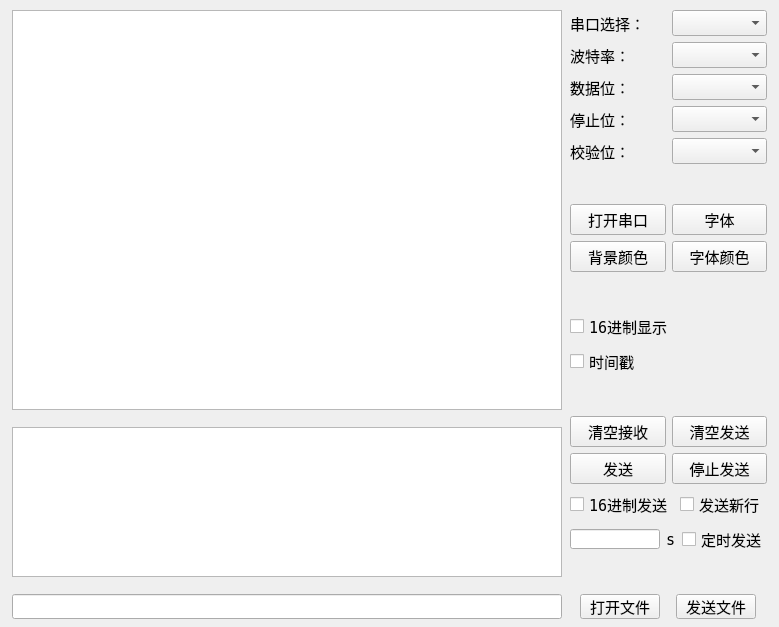
Before: the Qt Designer form SerialPortDbg/mainwidget.ui in SandroDickens/SupperCOM, drawn with Qt 5.
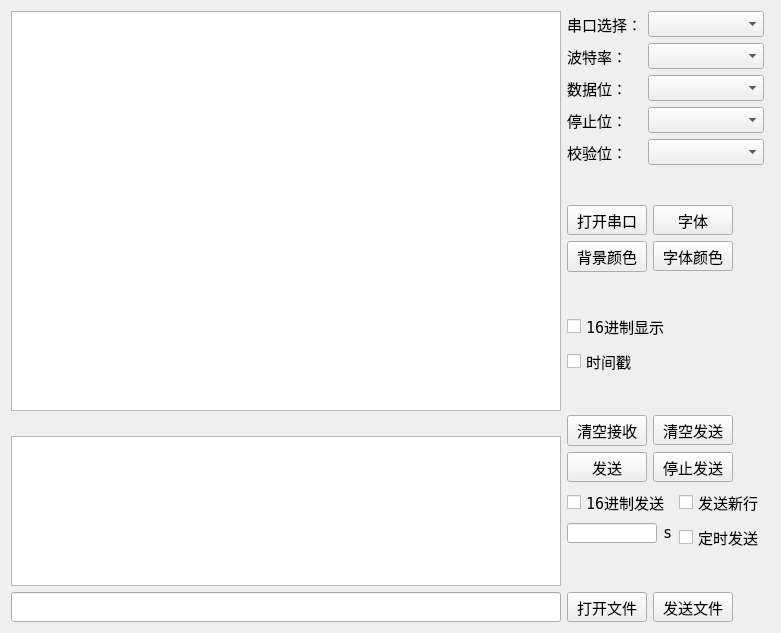
After: the same form once the commit is applied.

The edit to the form file:
```diff
--- a/SerialPortDbg/mainwidget.ui
+++ b/SerialPortDbg/mainwidget.ui
@@ -6,12 +6,12 @@
    <rect>
     <x>0</x>
     <y>0</y>
-    <width>779</width>
-    <height>627</height>
+    <width>781</width>
+    <height>633</height>
    </rect>
   </property>
   <property name="sizePolicy">
-   <sizepolicy hsizetype="Fixed" vsizetype="Fixed">
+   <sizepolicy hsizetype="Minimum" vsizetype="Minimum">
     <horstretch>0</horstretch>
     <verstretch>0</verstretch>
    </sizepolicy>
@@ -24,8 +24,8 @@
   </property>
   <property name="maximumSize">
    <size>
-    <width>779</width>
-    <height>627</height>
+    <width>16777215</width>
+    <height>16777215</height>
    </size>
   </property>
   <property name="font">
@@ -40,18 +40,11 @@
   <property name="windowTitle">
    <string>SerialPortDebugger</string>
   </property>
-  <widget class="QWidget" name="">
-   <property name="geometry">
-    <rect>
-     <x>10</x>
-     <y>10</y>
-     <width>760</width>
-     <height>609</height>
-    </rect>
-   </property>
-   <layout class="QGridLayout" name="gridLayout_5">
+  <layout class="QFormLayout" name="formLayout_7">
     <item row="0" column="0">
-     <layout class="QVBoxLayout" name="verticalLayout_5">
+    <layout class="QGridLayout" name="gridLayout_2">
+     <item row="0" column="0">
+      <layout class="QVBoxLayout" name="verticalLayout_3">
       <item>
        <widget class="QTextBrowser" name="recvTextBrowser">
         <property name="minimumSize">
@@ -68,35 +61,6 @@
         </property>
        </widget>
       </item>
-      <item>
-       <spacer name="verticalSpacer_6">
-        <property name="orientation">
-         <enum>Qt::Vertical</enum>
-        </property>
-        <property name="sizeHint" stdset="0">
-         <size>
-          <width>20</width>
-          <height>3</height>
-         </size>
-        </property>
-       </spacer>
-      </item>
-      <item>
-       <widget class="QTextEdit" name="sendTextEdit">
-        <property name="minimumSize">
-         <size>
-          <width>550</width>
-          <height>150</height>
-         </size>
-        </property>
-        <property name="maximumSize">
-         <size>
-          <width>550</width>
-          <height>150</height>
-         </size>
-        </property>
-       </widget>
-      </item>
       <item>
        <spacer name="verticalSpacer_5">
         <property name="orientation">
@@ -105,23 +69,39 @@
         <property name="sizeHint" stdset="0">
          <size>
           <width>20</width>
-          <height>3</height>
+           <height>13</height>
          </size>
         </property>
        </spacer>
       </item>
+       <item>
+        <widget class="QTextEdit" name="sendTextEdit">
+         <property name="minimumSize">
+          <size>
+           <width>550</width>
+           <height>150</height>
+          </size>
+         </property>
+         <property name="maximumSize">
+          <size>
+           <width>550</width>
+           <height>150</height>
+          </size>
+         </property>
+        </widget>
+       </item>
       <item>
        <widget class="QLineEdit" name="sendFilePath">
         <property name="minimumSize">
          <size>
           <width>550</width>
-          <height>25</height>
+           <height>30</height>
          </size>
         </property>
         <property name="maximumSize">
          <size>
           <width>550</width>
-          <height>25</height>
+           <height>30</height>
          </size>
         </property>
         <property name="font">
@@ -137,7 +117,7 @@
     <item row="0" column="1">
      <layout class="QVBoxLayout" name="verticalLayout_2">
       <item>
-       <layout class="QGridLayout" name="gridLayout">
+        <layout class="QFormLayout" name="formLayout_3">
         <item row="0" column="0">
          <widget class="QLabel" name="label">
           <property name="font">
@@ -151,6 +131,22 @@
           </property>
          </widget>
         </item>
+         <item row="0" column="1">
+          <widget class="QComboBox" name="serialPortSel">
+           <property name="minimumSize">
+            <size>
+             <width>80</width>
+             <height>0</height>
+            </size>
+           </property>
+           <property name="font">
+            <font>
+             <family>DejaVu Sans Mono</family>
+             <pointsize>11</pointsize>
+            </font>
+           </property>
+          </widget>
+         </item>
         <item row="1" column="0">
          <widget class="QLabel" name="label_2">
           <property name="font">
@@ -164,6 +160,16 @@
           </property>
          </widget>
         </item>
+         <item row="1" column="1">
+          <widget class="QComboBox" name="baudRateSel">
+           <property name="font">
+            <font>
+             <family>DejaVu Sans Mono</family>
+             <pointsize>11</pointsize>
+            </font>
+           </property>
+          </widget>
+         </item>
         <item row="2" column="0">
          <widget class="QLabel" name="label_3">
           <property name="font">
@@ -177,16 +183,6 @@
           </property>
          </widget>
         </item>
-        <item row="0" column="1">
-         <widget class="QComboBox" name="serialPortSel">
-          <property name="font">
-           <font>
-            <family>DejaVu Sans Mono</family>
-            <pointsize>11</pointsize>
-           </font>
-          </property>
-         </widget>
-        </item>
         <item row="2" column="1">
          <widget class="QComboBox" name="dataBitSel">
           <property name="font">
@@ -210,8 +206,8 @@
           </property>
          </widget>
         </item>
-        <item row="1" column="1">
-         <widget class="QComboBox" name="baudRateSel">
+         <item row="3" column="1">
+          <widget class="QComboBox" name="stopBitSel">
           <property name="font">
            <font>
             <family>DejaVu Sans Mono</family>
@@ -233,16 +229,6 @@
           </property>
          </widget>
         </item>
-        <item row="3" column="1">
-         <widget class="QComboBox" name="stopBitSel">
-          <property name="font">
-           <font>
-            <family>DejaVu Sans Mono</family>
-            <pointsize>11</pointsize>
-           </font>
-          </property>
-         </widget>
-        </item>
         <item row="4" column="1">
          <widget class="QComboBox" name="checkBitSel">
           <property name="font">
@@ -263,15 +249,34 @@
         <property name="sizeHint" stdset="0">
          <size>
           <width>196</width>
-          <height>13</height>
+           <height>10</height>
          </size>
         </property>
        </spacer>
       </item>
       <item>
-       <layout class="QGridLayout" name="gridLayout_4">
+        <layout class="QFormLayout" name="formLayout">
+         <item row="0" column="0">
+          <widget class="QPushButton" name="openSerialPortBtn">
+           <property name="maximumSize">
+            <size>
+             <width>80</width>
+             <height>30</height>
+            </size>
+           </property>
+           <property name="text">
+            <string>打开串口</string>
+           </property>
+          </widget>
+         </item>
         <item row="0" column="1">
          <widget class="QPushButton" name="setFontBtn">
+           <property name="maximumSize">
+            <size>
+             <width>80</width>
+             <height>30</height>
+            </size>
+           </property>
           <property name="text">
            <string>字体</string>
           </property>
@@ -286,18 +291,17 @@
         </item>
         <item row="1" column="1">
          <widget class="QPushButton" name="setFontColorBtn">
+           <property name="maximumSize">
+            <size>
+             <width>80</width>
+             <height>30</height>
+            </size>
+           </property>
           <property name="text">
            <string>字体颜色</string>
           </property>
          </widget>
         </item>
-        <item row="0" column="0">
-         <widget class="QPushButton" name="openSerialPortBtn">
-          <property name="text">
-           <string>打开串口</string>
-          </property>
-         </widget>
-        </item>
        </layout>
       </item>
       <item>
@@ -308,14 +312,14 @@
         <property name="sizeHint" stdset="0">
          <size>
           <width>196</width>
-          <height>13</height>
+           <height>10</height>
          </size>
         </property>
        </spacer>
       </item>
       <item>
-       <layout class="QGridLayout" name="gridLayout_2">
-        <item row="0" column="0">
+        <layout class="QVBoxLayout" name="verticalLayout">
+         <item>
          <widget class="QCheckBox" name="hexDisplay">
           <property name="font">
            <font>
@@ -328,7 +332,7 @@
           </property>
          </widget>
         </item>
-        <item row="1" column="0">
+         <item>
          <widget class="QCheckBox" name="timeStamp">
           <property name="font">
            <font>
@@ -351,15 +355,47 @@
         <property name="sizeHint" stdset="0">
          <size>
           <width>196</width>
-          <height>28</height>
+           <height>26</height>
          </size>
         </property>
        </spacer>
       </item>
       <item>
-       <layout class="QGridLayout" name="gridLayout_3">
+        <layout class="QFormLayout" name="formLayout_2">
+         <item row="0" column="0">
+          <widget class="QPushButton" name="cleanDisplayArea">
+           <property name="maximumSize">
+            <size>
+             <width>80</width>
+             <height>16777215</height>
+            </size>
+           </property>
+           <property name="text">
+            <string>清空接收</string>
+           </property>
+          </widget>
+         </item>
+         <item row="0" column="1">
+          <widget class="QPushButton" name="cleanSendArea">
+           <property name="maximumSize">
+            <size>
+             <width>80</width>
+             <height>30</height>
+            </size>
+           </property>
+           <property name="text">
+            <string>清空发送</string>
+           </property>
+          </widget>
+         </item>
         <item row="1" column="0">
          <widget class="QPushButton" name="sendBtn">
+           <property name="maximumSize">
+            <size>
+             <width>80</width>
+             <height>30</height>
+            </size>
+           </property>
           <property name="text">
            <string>发送</string>
           </property>
@@ -367,32 +403,22 @@
         </item>
         <item row="1" column="1">
          <widget class="QPushButton" name="stopSendBtn">
+           <property name="maximumSize">
+            <size>
+             <width>80</width>
+             <height>30</height>
+            </size>
+           </property>
           <property name="text">
            <string>停止发送</string>
           </property>
          </widget>
         </item>
-        <item row="0" column="1">
-         <widget class="QPushButton" name="cleanSendArea">
-          <property name="text">
-           <string>清空发送</string>
-          </property>
-         </widget>
-        </item>
-        <item row="0" column="0">
-         <widget class="QPushButton" name="cleanDisplayArea">
-          <property name="text">
-           <string>清空接收</string>
-          </property>
-         </widget>
-        </item>
        </layout>
       </item>
       <item>
-       <layout class="QVBoxLayout" name="verticalLayout">
-        <item>
-         <layout class="QHBoxLayout" name="horizontalLayout_3">
-          <item>
+        <layout class="QFormLayout" name="formLayout_4">
+         <item row="0" column="0">
            <widget class="QCheckBox" name="hexSend">
             <property name="font">
              <font>
@@ -405,7 +431,7 @@
             </property>
            </widget>
           </item>
-          <item>
+         <item row="0" column="1">
            <widget class="QCheckBox" name="sendNewLine">
             <property name="font">
              <font>
@@ -418,11 +444,22 @@
             </property>
            </widget>
           </item>
-         </layout>
-        </item>
-        <item>
-         <layout class="QHBoxLayout" name="horizontalLayout">
-          <item>
+         <item row="1" column="1">
+          <widget class="QCheckBox" name="schedSend">
+           <property name="font">
+            <font>
+             <family>DejaVu Sans Mono</family>
+             <pointsize>11</pointsize>
+            </font>
+           </property>
+           <property name="text">
+            <string>定时发送</string>
+           </property>
+          </widget>
+         </item>
+         <item row="1" column="0">
+          <layout class="QFormLayout" name="formLayout_6">
+           <item row="0" column="0">
            <widget class="QLineEdit" name="sendInterval">
             <property name="sizePolicy">
              <sizepolicy hsizetype="Fixed" vsizetype="Fixed">
@@ -450,26 +487,13 @@
             </property>
            </widget>
           </item>
-          <item>
+           <item row="0" column="1">
            <widget class="QLabel" name="label_6">
             <property name="text">
              <string>s</string>
             </property>
            </widget>
           </item>
-          <item>
-           <widget class="QCheckBox" name="schedSend">
-            <property name="font">
-             <font>
-              <family>DejaVu Sans Mono</family>
-              <pointsize>11</pointsize>
-             </font>
-            </property>
-            <property name="text">
-             <string>定时发送</string>
-            </property>
-           </widget>
-          </item>
          </layout>
         </item>
        </layout>
@@ -482,25 +506,25 @@
         <property name="sizeHint" stdset="0">
          <size>
           <width>20</width>
-          <height>28</height>
+           <height>20</height>
          </size>
         </property>
        </spacer>
       </item>
       <item>
-       <layout class="QHBoxLayout" name="horizontalLayout_2">
-        <item>
+        <layout class="QFormLayout" name="formLayout_5">
+         <item row="0" column="0">
          <widget class="QToolButton" name="openFileBtn">
           <property name="minimumSize">
            <size>
             <width>80</width>
-            <height>25</height>
+             <height>30</height>
            </size>
           </property>
           <property name="maximumSize">
            <size>
             <width>80</width>
-            <height>25</height>
+             <height>30</height>
            </size>
           </property>
           <property name="font">
@@ -514,18 +538,18 @@
           </property>
          </widget>
         </item>
-        <item>
+         <item row="0" column="1">
          <widget class="QPushButton" name="sendFileBtn">
           <property name="minimumSize">
            <size>
             <width>80</width>
-            <height>25</height>
+             <height>30</height>
            </size>
           </property>
           <property name="maximumSize">
            <size>
             <width>80</width>
-            <height>25</height>
+             <height>30</height>
            </size>
           </property>
           <property name="text">
@@ -538,7 +562,8 @@
      </layout>
     </item>
    </layout>
-  </widget>
+   </item>
+  </layout>
  </widget>
  <tabstops>
   <tabstop>sendTextEdit</tabstop>
```
Left out of the diff: 1 changed line with no effect on the pictures. Lines whose indentation alone changed are shown as unchanged.
